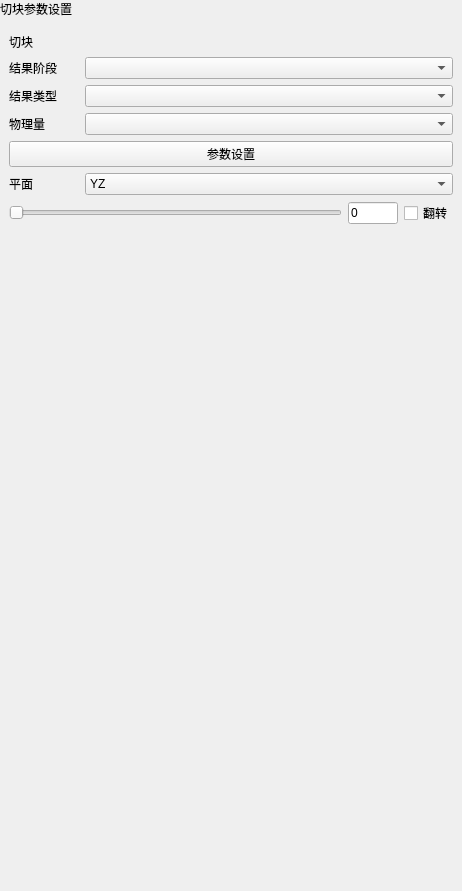
asd977/base_cae, file plugins/Base_PostProcessing/BlockSettingsWidget.ui: the form before one commit.
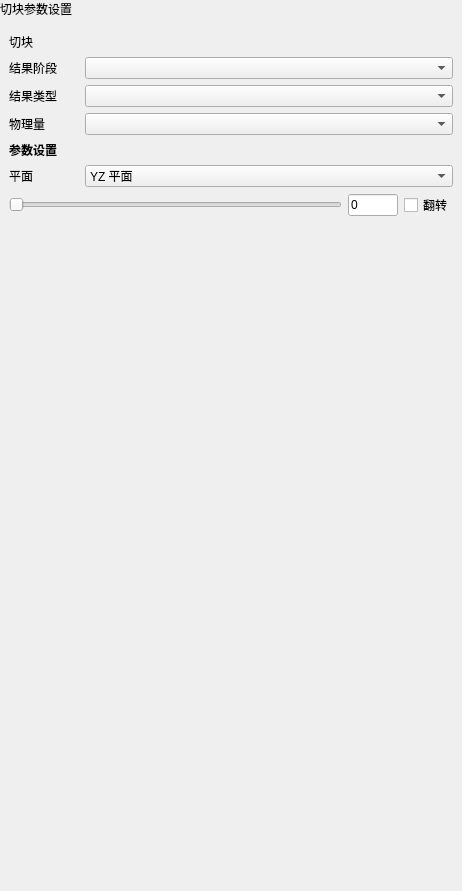
The form after the commit.

Diff of the .ui file:
```diff
--- a/plugins/Base_PostProcessing/BlockSettingsWidget.ui
+++ b/plugins/Base_PostProcessing/BlockSettingsWidget.ui
@@ -153,7 +153,16 @@
       </widget>
      </item>
      <item>
-      <widget class="QPushButton" name="pushButton_2">
+      <widget class="QLabel" name="pushButton_2">
+       <property name="font">
+        <font>
+         <weight>75</weight>
+         <bold>true</bold>
+        </font>
+       </property>
+       <property name="margin">
+        <number>2</number>
+       </property>
        <property name="text">
         <string>参数设置</string>
        </property>
@@ -193,7 +202,7 @@
            <widget class="QComboBox" name="planeComboBox">
             <item>
              <property name="text">
-              <string>YZ</string>
+              <string>YZ 平面</string>
              </property>
             </item>
             <item>
```
Left out of the diff: 6 changed lines with no effect on the pictures.
